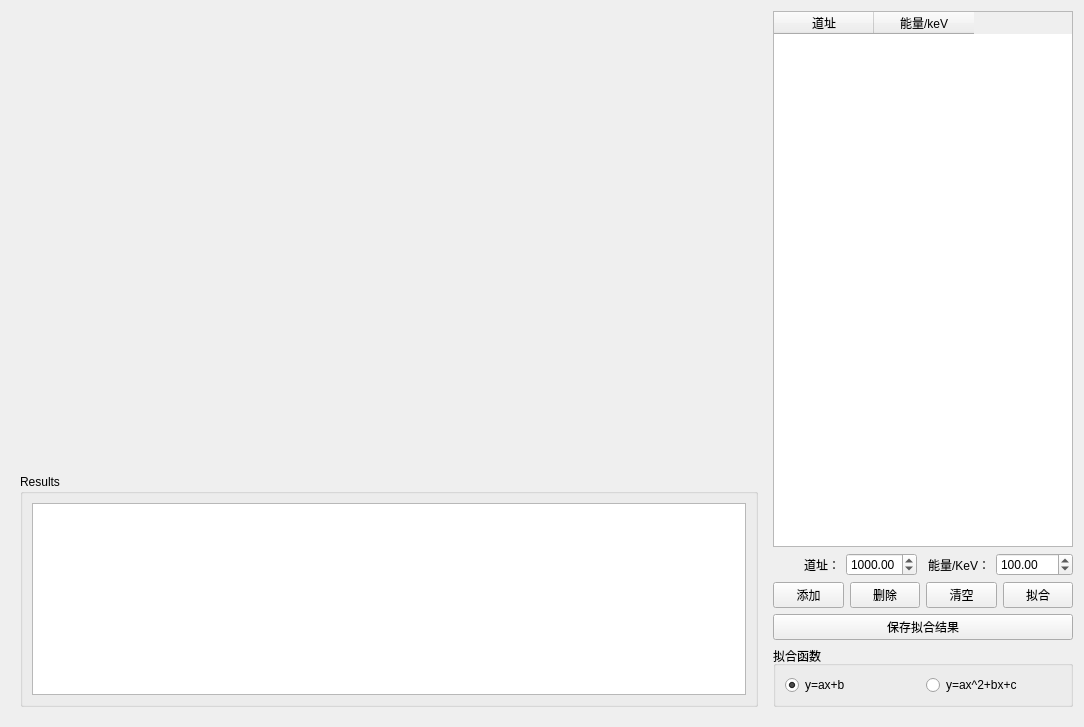
Before: the Qt Designer form energycalibration.ui in MrXiaomao/ZrActivationPro, drawn with Qt 5.
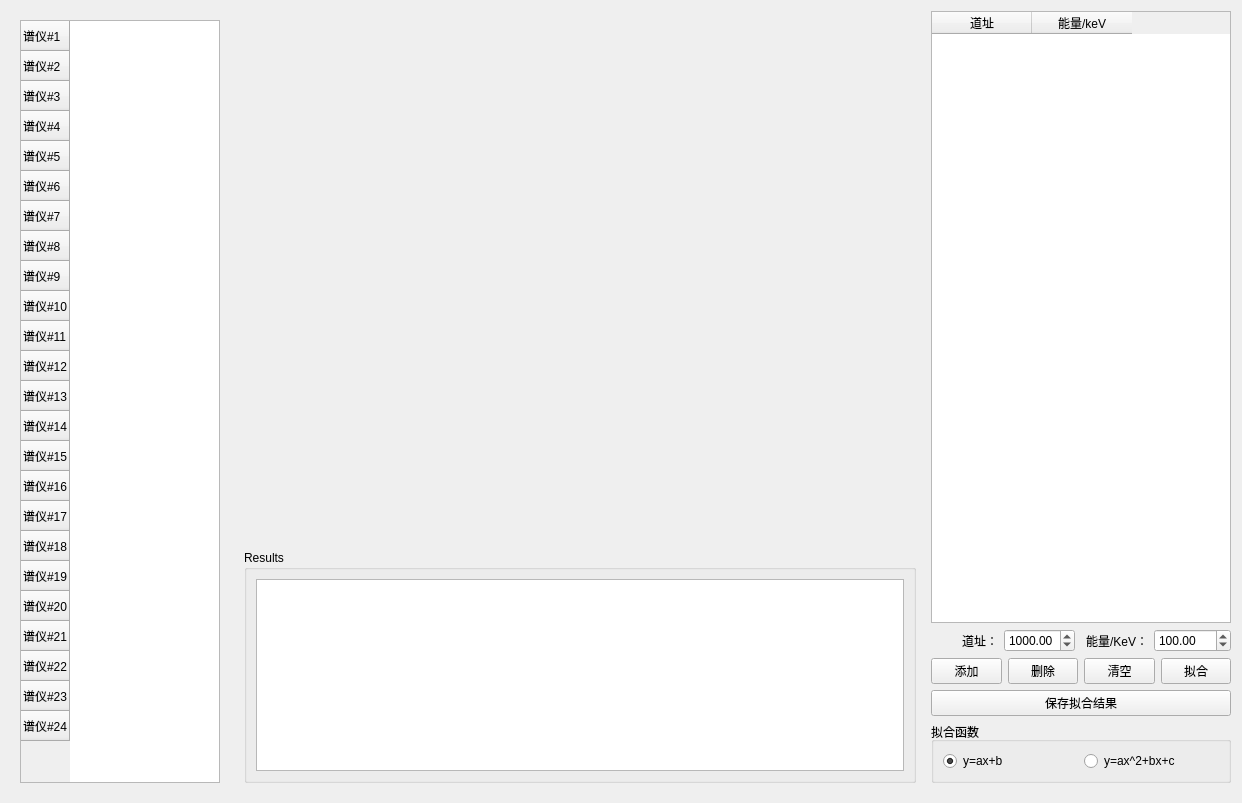
After: the same form once the commit is applied.

Patch:
```diff
--- a/energycalibration.ui
+++ b/energycalibration.ui
@@ -9,8 +9,8 @@
    <rect>
     <x>0</x>
     <y>0</y>
-    <width>1084</width>
-    <height>727</height>
+    <width>1242</width>
+    <height>803</height>
    </rect>
   </property>
   <property name="windowTitle">
@@ -22,6 +22,148 @@
   <layout class="QHBoxLayout" name="horizontalLayout_2">
    <item>
     <widget class="QWidget" name="widget_left" native="true">
+     <layout class="QVBoxLayout" name="verticalLayout_4">
+      <item>
+       <widget class="QTableWidget" name="tableWidget_det">
+        <property name="sizePolicy">
+         <sizepolicy hsizetype="Preferred" vsizetype="Expanding">
+          <horstretch>0</horstretch>
+          <verstretch>0</verstretch>
+         </sizepolicy>
+        </property>
+        <property name="maximumSize">
+         <size>
+          <width>200</width>
+          <height>16777215</height>
+         </size>
+        </property>
+        <row>
+         <property name="text">
+          <string>谱仪#1</string>
+         </property>
+        </row>
+        <row>
+         <property name="text">
+          <string>谱仪#2</string>
+         </property>
+        </row>
+        <row>
+         <property name="text">
+          <string>谱仪#3</string>
+         </property>
+        </row>
+        <row>
+         <property name="text">
+          <string>谱仪#4</string>
+         </property>
+        </row>
+        <row>
+         <property name="text">
+          <string>谱仪#5</string>
+         </property>
+        </row>
+        <row>
+         <property name="text">
+          <string>谱仪#6</string>
+         </property>
+        </row>
+        <row>
+         <property name="text">
+          <string>谱仪#7</string>
+         </property>
+        </row>
+        <row>
+         <property name="text">
+          <string>谱仪#8</string>
+         </property>
+        </row>
+        <row>
+         <property name="text">
+          <string>谱仪#9</string>
+         </property>
+        </row>
+        <row>
+         <property name="text">
+          <string>谱仪#10</string>
+         </property>
+        </row>
+        <row>
+         <property name="text">
+          <string>谱仪#11</string>
+         </property>
+        </row>
+        <row>
+         <property name="text">
+          <string>谱仪#12</string>
+         </property>
+        </row>
+        <row>
+         <property name="text">
+          <string>谱仪#13</string>
+         </property>
+        </row>
+        <row>
+         <property name="text">
+          <string>谱仪#14</string>
+         </property>
+        </row>
+        <row>
+         <property name="text">
+          <string>谱仪#15</string>
+         </property>
+        </row>
+        <row>
+         <property name="text">
+          <string>谱仪#16</string>
+         </property>
+        </row>
+        <row>
+         <property name="text">
+          <string>谱仪#17</string>
+         </property>
+        </row>
+        <row>
+         <property name="text">
+          <string>谱仪#18</string>
+         </property>
+        </row>
+        <row>
+         <property name="text">
+          <string>谱仪#19</string>
+         </property>
+        </row>
+        <row>
+         <property name="text">
+          <string>谱仪#20</string>
+         </property>
+        </row>
+        <row>
+         <property name="text">
+          <string>谱仪#21</string>
+         </property>
+        </row>
+        <row>
+         <property name="text">
+          <string>谱仪#22</string>
+         </property>
+        </row>
+        <row>
+         <property name="text">
+          <string>谱仪#23</string>
+         </property>
+        </row>
+        <row>
+         <property name="text">
+          <string>谱仪#24</string>
+         </property>
+        </row>
+       </widget>
+      </item>
+     </layout>
+    </widget>
+   </item>
+   <item>
+    <widget class="QWidget" name="widget_middle" native="true">
      <layout class="QVBoxLayout" name="verticalLayout_2">
       <item>
        <widget class="QWidget" name="widget_plot" native="true">
```
